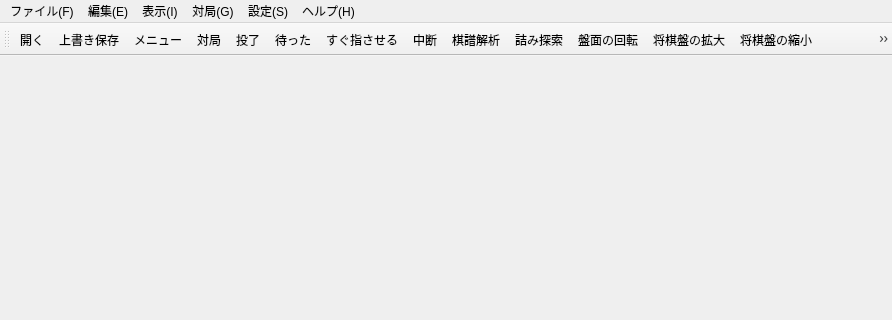
This is src/app/mainwindow.ui in hnakada123/ShogiBoardQ as Qt 5 draws it before an edit; both pictures show x 0 to 892 and y 0 to 320 of the 892 by 600 pixel window. The edited form follows.
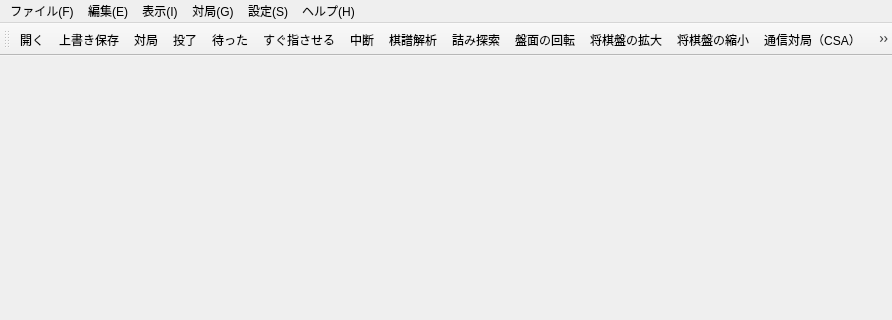
This is the edited form. Icons and pictures are not drawn.

Diff of the .ui file:
```diff
--- a/src/app/mainwindow.ui
+++ b/src/app/mainwindow.ui
@@ -152,7 +152,6 @@
    </attribute>
    <addaction name="actionOpenKifuFile"/>
    <addaction name="actionSave"/>
-   <addaction name="actionMenuWindow"/>
    <addaction name="actionStartGame"/>
    <addaction name="actionResign"/>
    <addaction name="actionUndoMove"/>
```
